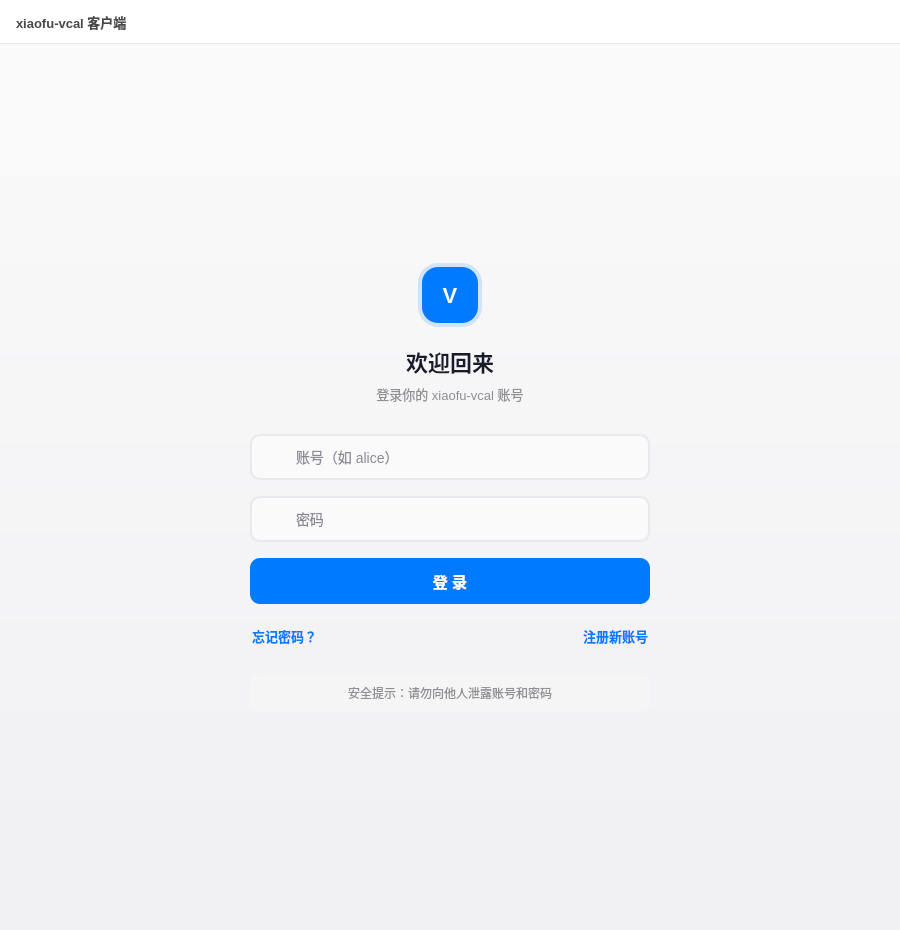
675-debug/xiaofu-vcall, file client/ui/LoginWidget.ui: the form before one commit.
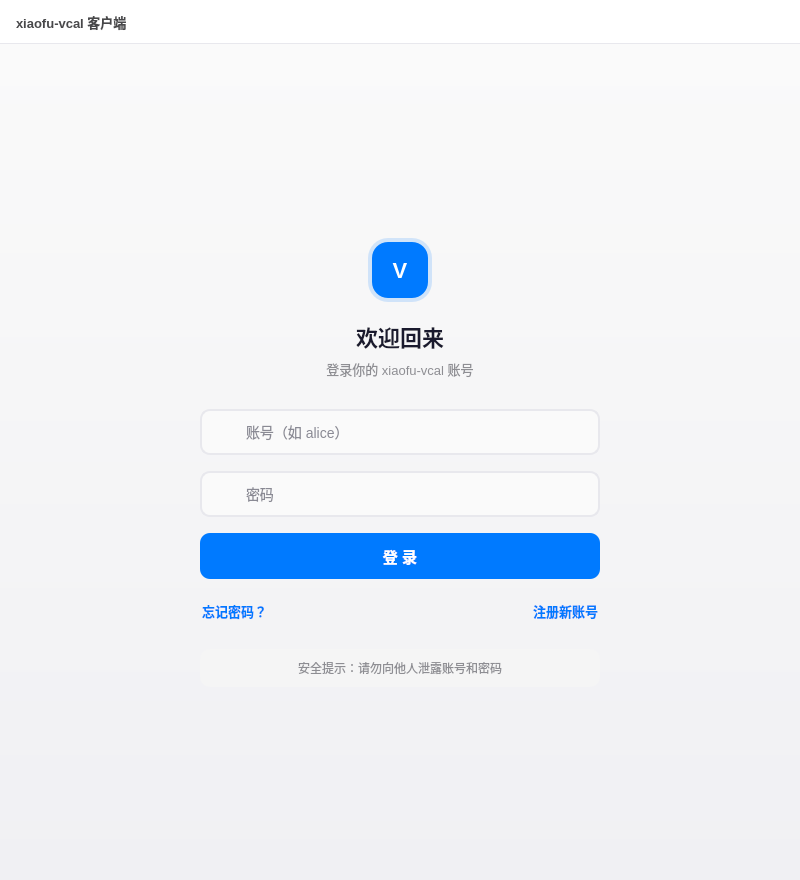
The form after the commit. Icons and pictures are not drawn.

```diff
--- a/client/ui/LoginWidget.ui
+++ b/client/ui/LoginWidget.ui
@@ -6,14 +6,14 @@
    <rect>
     <x>0</x>
     <y>0</y>
-    <width>900</width>
-    <height>930</height>
+    <width>800</width>
+    <height>880</height>
    </rect>
   </property>
   <property name="minimumSize">
    <size>
-    <width>800</width>
-    <height>600</height>
+    <width>400</width>
+    <height>510</height>
    </size>
   </property>
   <property name="maximumSize">
```
